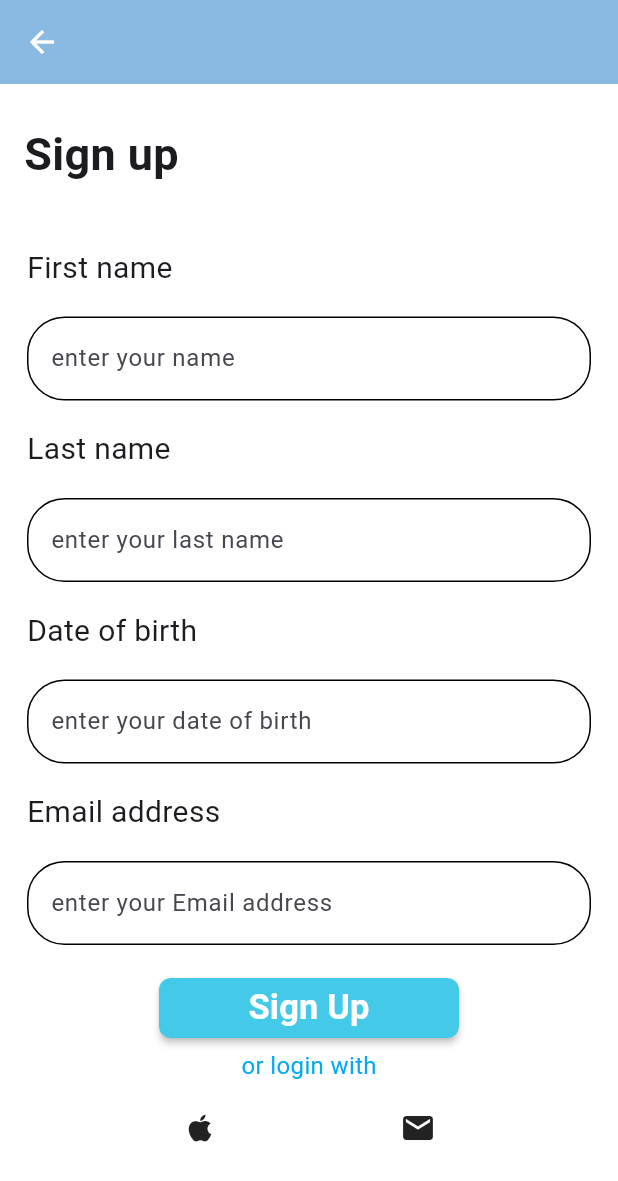
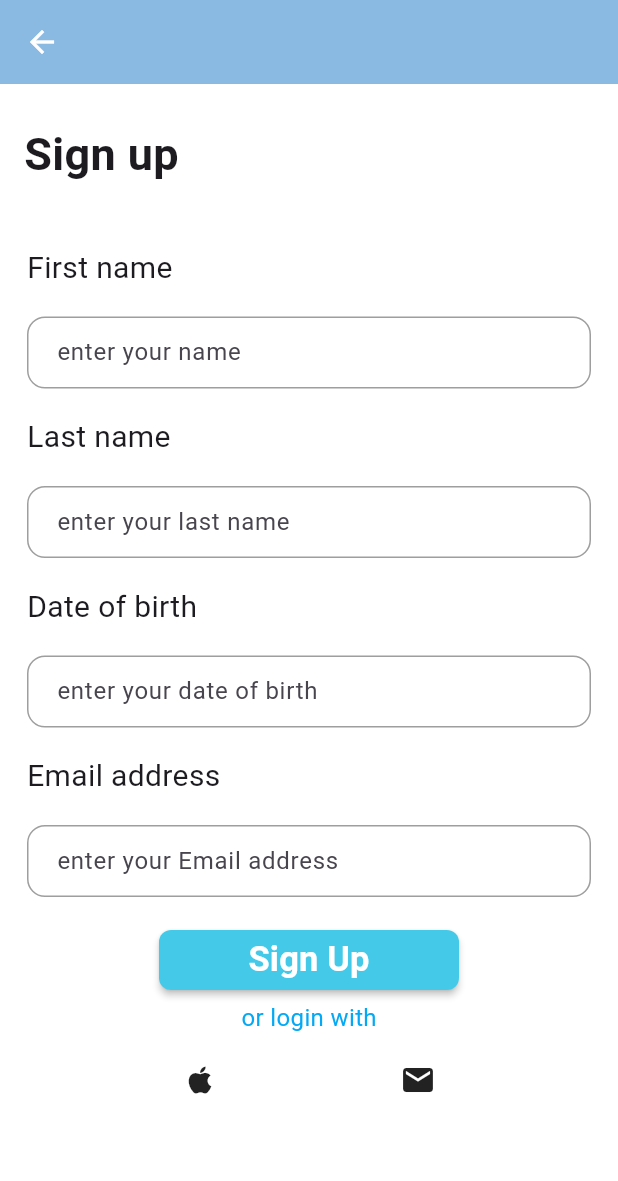
Before and after one commit to Brayteh/dr-time, a Flutter app: the screen it shows after launch, after a tap on "you don't have an account? sign up", on a phone screen of 412 x 824 dp. Shown: the top 1181 px of the screen. Run offline on Flutter 3.47's test engine with Material 3 defaults, Android fonts, the phone set to English and light mode, and no system bars.

Commit message:
border theme for all pages

```diff
--- a/dr_time/lib/Theme/theme.dart
+++ b/dr_time/lib/Theme/theme.dart
@@ -26,5 +26,19 @@ class MyTheme {
             RoundedRectangleBorder(borderRadius: BorderRadius.circular(8)),
       ),
     ),
+          inputDecorationTheme: InputDecorationTheme(      // für Borders
+        border: OutlineInputBorder(
+          borderRadius: BorderRadius.circular(12),
+        ),
+        focusedBorder: OutlineInputBorder(
+          borderRadius: BorderRadius.circular(12),
+          borderSide: BorderSide(color: Colors.blue,width: 2),
+        ),
+        enabledBorder: OutlineInputBorder(
+          borderRadius: BorderRadius.circular(12),
+          borderSide: BorderSide(color: Colors.grey),
+        ),
+        contentPadding: EdgeInsets.symmetric(horizontal: 16, vertical: 12),
+      ),
   );
 }
--- a/dr_time/lib/screens/sign_in_screen.dart
+++ b/dr_time/lib/screens/sign_in_screen.dart
@@ -1,5 +1,5 @@
 
-import 'package:dr_time/Theme/navigationPage.dart';
+import 'package:dr_time/screens/navigationPage.dart';
 import 'package:dr_time/screens/sign_up.dart';
 import 'package:flutter/material.dart';
 
@@ -26,44 +26,20 @@ class LogInPage extends StatelessWidget {   //loginscreen
             ),
             ),
                   SizedBox(height: 3),
-                  Padding(padding: EdgeInsets.all(16), // hyda border
-              child: TextField( // hyda child 5asso bel border tafasil
-                 keyboardType: TextInputType.emailAddress,
-                 decoration: InputDecoration(
-                 labelText: "enter your email *", border: OutlineInputBorder(borderRadius: BorderRadius.circular(25),
-                 borderSide: BorderSide(color: Colors.black),
-             ),
-                 enabledBorder: OutlineInputBorder(borderRadius: BorderRadius.circular(25),
-                 borderSide: BorderSide(color: Colors.black),
-             ),
-                 focusedBorder: OutlineInputBorder(borderRadius: BorderRadius.circular(25),
-                 borderSide: BorderSide(color: Colors.black),
-            ),
-
-            ),
-            ),
+                  Padding(padding: EdgeInsets.all(16),
+              child: TextField( keyboardType: TextInputType.emailAddress,
+                decoration: InputDecoration(hintText: "enter your Email"), // from Theme "Border"
+              )
             ),
                  Padding(padding: EdgeInsets.only(left: 16),
                  child: Text("Password", style: TextStyle(fontSize: 15), // Password
             ),
             ),
                  SizedBox(height: 3),
-                 Padding(padding: EdgeInsets.all(16),                   // hyda border
-                 child: TextField(                                     // hyda child 5asso bel border tafasil
-                 keyboardType: TextInputType.visiblePassword,
-                 decoration: InputDecoration(
-                 labelText: "enter your password *", border: OutlineInputBorder(borderRadius: BorderRadius.circular(25),
-                 borderSide: BorderSide(color: Colors.black),
-             ),
-                  enabledBorder: OutlineInputBorder(borderRadius: BorderRadius.circular(25),
-                 borderSide: BorderSide(color: Colors.black),
-             ),
-                focusedBorder: OutlineInputBorder(borderRadius: BorderRadius.circular(25),
-                borderSide: BorderSide(color: Colors.black),
-            ),
+                 Padding(padding: EdgeInsets.all(16),
+                 child: TextField(keyboardType: TextInputType.visiblePassword,
+                  decoration: InputDecoration(hintText: "enter your Password"),),// hyda border from Theme kamen                                   // hyda child 5asso bel border tafasil
 
-            ),
-            ),
             ),
             SizedBox(height: 50),
             Center(   // sign in button
--- a/dr_time/lib/screens/sign_up.dart
+++ b/dr_time/lib/screens/sign_up.dart
@@ -29,17 +29,7 @@ class SignUpPage extends StatelessWidget {
               child: TextField(
                 keyboardType: TextInputType.name,
                 decoration: InputDecoration(
-                  label: Text("enter your name"),
-                  border: OutlineInputBorder(borderRadius: BorderRadius.circular(25),
-                  borderSide: BorderSide(color: Colors.black)
-                  ),
-                  enabledBorder: OutlineInputBorder(borderRadius: BorderRadius.circular(25),
-                  borderSide: BorderSide(color: Colors.black),
-                  ),
-                  focusedBorder: OutlineInputBorder(borderRadius: BorderRadius.circular(25),
-                  ),
-
-                ),
+                  label: Text("enter your name"),),
               ),
               ),
             Padding(padding: EdgeInsets.only(left: 18),
@@ -52,17 +42,7 @@ class SignUpPage extends StatelessWidget {
               child: TextField(
                 keyboardType: TextInputType.name,
                 decoration: InputDecoration(
-                  label: Text("enter your last name"),
-                  border: OutlineInputBorder(borderRadius: BorderRadius.circular(25),
-                  borderSide: BorderSide(color: Colors.black)
-                  ),
-                  enabledBorder: OutlineInputBorder(borderRadius: BorderRadius.circular(25),
-                  borderSide: BorderSide(color: Colors.black),
-                  ),
-                  focusedBorder: OutlineInputBorder(borderRadius: BorderRadius.circular(25),
-                  ),
-
-                ),
+                  label: Text("enter your last name"),),
               ),
               ),
             Padding(padding: EdgeInsets.only(left: 18),    //Date of birth
@@ -75,17 +55,7 @@ class SignUpPage extends StatelessWidget {
               child: TextField(
                 keyboardType: TextInputType.datetime,
                 decoration: InputDecoration(
-                  label: Text("enter your date of birth"),
-                  border: OutlineInputBorder(borderRadius: BorderRadius.circular(25),
-                  borderSide: BorderSide(color: Colors.black)
-                  ),
-                  enabledBorder: OutlineInputBorder(borderRadius: BorderRadius.circular(25),
-                  borderSide: BorderSide(color: Colors.black),
-                  ),
-                  focusedBorder: OutlineInputBorder(borderRadius: BorderRadius.circular(25),
-                  ),
-
-                ),
+                  label: Text("enter your date of birth"),),
               ),
               ),
             Padding(padding: EdgeInsets.only(left: 18),         // Email
@@ -98,17 +68,7 @@ class SignUpPage extends StatelessWidget {
               child: TextField(
                 keyboardType: TextInputType.emailAddress,
                 decoration: InputDecoration(
-                  label: Text("enter your Email address"),
-                  border: OutlineInputBorder(borderRadius: BorderRadius.circular(25),
-                  borderSide: BorderSide(color: Colors.black)
-                  ),
-                  enabledBorder: OutlineInputBorder(borderRadius: BorderRadius.circular(25),
-                  borderSide: BorderSide(color: Colors.black),
-                  ),
-                  focusedBorder: OutlineInputBorder(borderRadius: BorderRadius.circular(25),
-                  ),
-
-                ),
+                  label: Text("enter your Email address"),),
               ),
               ),
 
```
Also changed, not shown: dr_time/lib/Theme/customBorder.dart (deleted, +0 -9 lines), dr_time/lib/screens/ProfilePage.dart (+3 -12 lines), dr_time/lib/screens/add.dart (+2 -9 lines), dr_time/lib/screens/searchPage.dart (+1 -12 lines), dr_time/lib/screens/navigationPage.dart (renamed from dr_time/lib/Theme/navigationPage.dart).
